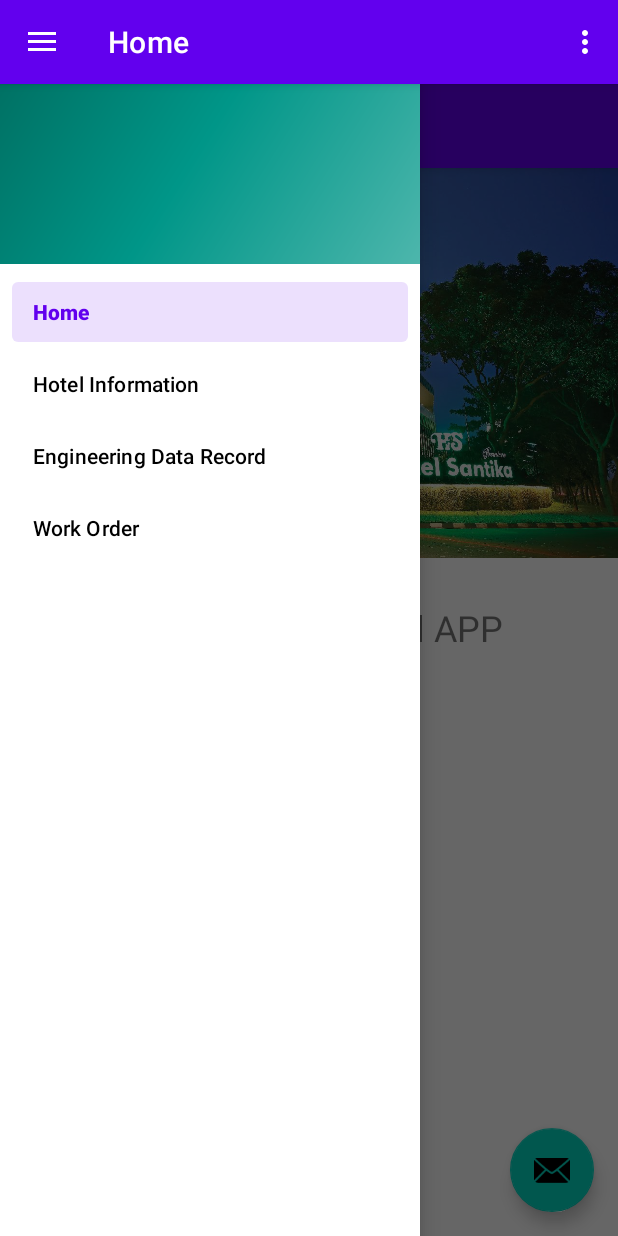
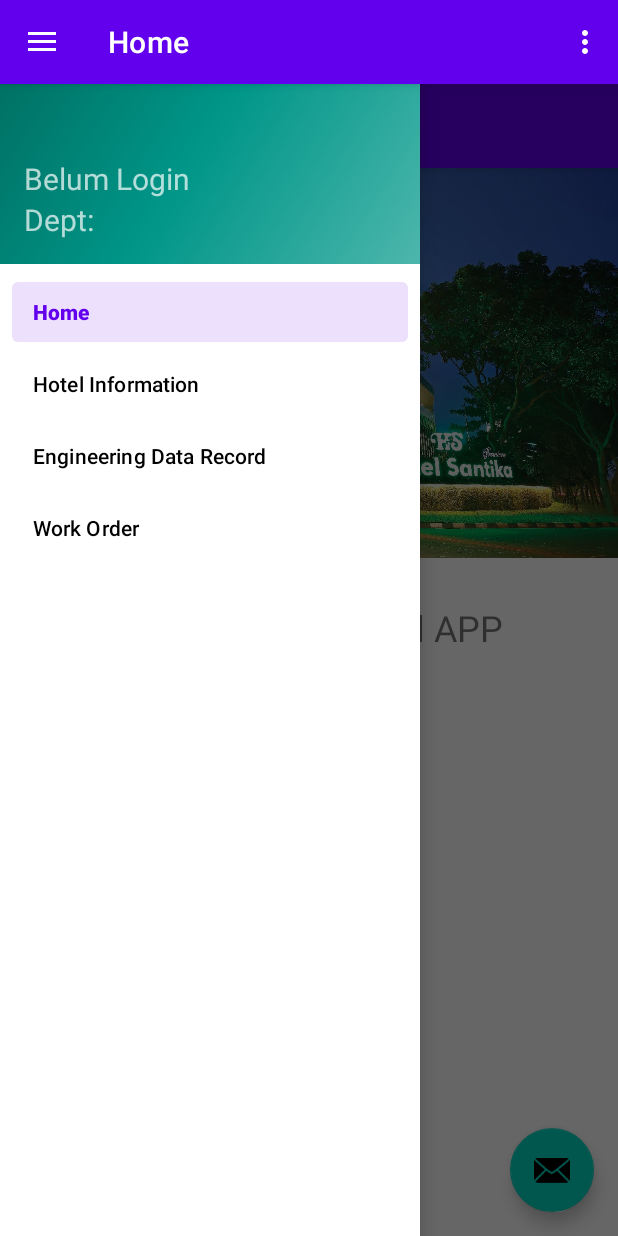
Before and after one commit to zaskiadev/HSPBToolFCM3, an Android app: the MainActivity screen opened directly, with no data from a screen before it, with the side drawer open, on a phone screen of 412 x 824 dp. Run offline under Robolectric (Android 15) with nearby library versions, the phone set to English and light mode, and no system bars; our stand-ins replace navigation-ui, sdp/ssp sizes; Roboto replaces fonts that are not available here.

Commit message:
Showing Password, Showing User And Departement

```diff
--- a/app/src/main/AndroidManifest.xml
+++ b/app/src/main/AndroidManifest.xml
@@ -2,8 +2,8 @@
 <manifest xmlns:android="http://schemas.android.com/apk/res/android"
     package="id.kotlin.hspbtool"
     android:installLocation="auto"
-    android:versionCode="2"
-    android:versionName="0.0002">
+    android:versionCode="3"
+    android:versionName="0.0003">
     <uses-feature android:name="android.hardware.camera.any" />
     <uses-permission android:name="android.permission.INTERNET" />
     <uses-permission android:name="android.permission.ACCESS_NETWORK_STATE" />
--- a/app/src/main/java/id/kotlin/hspbtool/ACFilterShowData.kt
+++ b/app/src/main/java/id/kotlin/hspbtool/ACFilterShowData.kt
@@ -35,7 +35,7 @@ class ACFilterShowData : AppCompatActivity() {
 
         }
 
-        val spinnerVentazaFilterBy = findViewById<Spinner>(R.id.spinnerFilterBy)
+       // val spinnerVentazaFilterBy = findViewById<Spinner>(R.id.spinnerFilterBy)
 
         val button_click= findViewById(R.id.buttonShowFilterAC) as Button
 
--- a/app/src/main/java/id/kotlin/hspbtool/AddRecordActivityACMaintenance.kt
+++ b/app/src/main/java/id/kotlin/hspbtool/AddRecordActivityACMaintenance.kt
@@ -22,7 +22,7 @@ class AddRecordActivityACMaintenance : AppCompatActivity() {
         val sharedPref : SharedPreferences
         sharedPref=   getSharedPreferences("UserName", Context.MODE_PRIVATE)
         val userLoginName : String = sharedPref.getString("UserName","Belum Login").toString()
-        var maintenance_type : String=""
+      //  var maintenance_type : String=""
 
         var isRepairBrokenPart:Int=0; var isTuningFilter:Int=0; var isBlower:Int=0; var isCoilEvavorator:Int=0; var isVacumDrain:Int=0
         var isCheckingDuctingConnection:Int=0
--- a/app/src/main/java/id/kotlin/hspbtool/CameraXActivity.kt
+++ b/app/src/main/java/id/kotlin/hspbtool/CameraXActivity.kt
@@ -104,7 +104,7 @@ class CameraXActivity : AppCompatActivity(), EasyPermissions.PermissionCallbacks
 
                 override fun onImageSaved(output: ImageCapture.OutputFileResults) {
                     val savedUri = Uri.fromFile(photoFile)
-                    val msg = "Photo capture succeeded: $savedUri"
+                    //val msg = "Photo capture succeeded: $savedUri"
 
                     var sharedPref : SharedPreferences
                     sharedPref=getSharedPreferences("url", Context.MODE_PRIVATE)
--- a/app/src/main/java/id/kotlin/hspbtool/MainActivity.kt
+++ b/app/src/main/java/id/kotlin/hspbtool/MainActivity.kt
@@ -11,6 +11,7 @@ import android.os.Build
 import android.os.Bundle
 import android.view.Menu
 import android.view.MenuItem
+import android.widget.TextView
 import android.widget.Toast
 import androidx.appcompat.app.AppCompatActivity
 import androidx.appcompat.widget.Toolbar
@@ -21,10 +22,12 @@ import androidx.navigation.ui.AppBarConfiguration
 import androidx.navigation.ui.navigateUp
 import androidx.navigation.ui.setupActionBarWithNavController
 import androidx.navigation.ui.setupWithNavController
+import com.google.android.material.appbar.CollapsingToolbarLayout
 import com.google.android.material.floatingactionbutton.FloatingActionButton
 import com.google.android.material.navigation.NavigationView
 import com.google.android.material.snackbar.Snackbar
 import kotlinx.android.synthetic.main.fragment_home.view.*
+import org.w3c.dom.Text
 
 class MainActivity : AppCompatActivity() {
 
@@ -35,11 +38,18 @@ class MainActivity : AppCompatActivity() {
         setContentView(R.layout.activity_main)
         val toolbar: Toolbar = findViewById(R.id.toolbar)
 //        setSupportActionBar(toolbar)
-        val sharedPref : SharedPreferences
+  //      findViewById<CollapsingToolbarLayout>(R.id.toolbar_layout).title =
+    //        "Hotel Santika Premiere Bintaro"
+        var sharedPref : SharedPreferences
         sharedPref=   getSharedPreferences("UserName", Context.MODE_PRIVATE)
         val userLoginName : String = sharedPref.getString("UserName", "Belum Login").toString()
 
 
+
+        sharedPref=   getSharedPreferences("deptCodeLogin", Context.MODE_PRIVATE)
+
+        val deptCode : String = sharedPref.getString("deptCodeLogin", "Belum Login").toString()
+        var deptName : String=""
         val fab: FloatingActionButton = findViewById(R.id.fab)
         fab.setOnClickListener { view ->
             Snackbar.make(view, "Replace with your own action", Snackbar.LENGTH_LONG)
@@ -48,6 +58,52 @@ class MainActivity : AppCompatActivity() {
         val drawerLayout: DrawerLayout = findViewById(R.id.drawer_layout)
         val navView: NavigationView = findViewById(R.id.nav_view)
         val navController = findNavController(R.id.nav_host_fragment)
+        val headerView = navView.getHeaderView(0)
+        val userNameUsed : TextView = headerView.findViewById(R.id.userNameNavbar)
+        userNameUsed.setText(userLoginName)
+
+        if(deptCode=="D0001")
+        {
+            deptName="Accounting"
+        }
+        else if(deptCode=="D0002")
+        {
+            deptName="Housekeeping"
+        }
+        else if (deptCode=="D0003")
+        {
+            deptName="Front Office"
+        }
+        else if(deptCode=="D0004")
+        {
+            deptName="F&B Product"
+        }
+        else if (deptCode=="D0005")
+        {
+            deptName="F&B Service"
+        }
+        else if (deptCode=="D0006")
+        {
+            deptName="Human Resources"
+        }
+        else if (deptCode=="D0007")
+        {
+            deptName="Engineering"
+        }
+        else if (deptCode=="D0008")
+        {
+            deptName="Sales"
+        }
+
+
+        val DeptCodeUsed : TextView = headerView.findViewById(R.id.deptNameNavbar)
+        DeptCodeUsed.setText("Dept: "+deptName)
+
+        //val
+        //val userNameUsed : TextView = .findViewById(R.id.userNameNavbar)
+
+       // userNameUsed.setText(userLoginName
+        //)
         // Passing each menu ID as a set of Ids because each
         // menu should be considered as top level destinations.
 
--- a/app/src/main/java/id/kotlin/hspbtool/ViewRecordWorkOrderActivity.kt
+++ b/app/src/main/java/id/kotlin/hspbtool/ViewRecordWorkOrderActivity.kt
@@ -122,7 +122,7 @@ Log.e("Jumlah Data di WO",""+jsonArray?.length())
 
                     override fun onError(anError: ANError?) {
 
-                         Log.e("View Record Error:",anError?.toString())
+                         Log.e("View Record Error:",anError.toString())
 
                     }
                 })
--- a/app/src/main/java/id/kotlin/hspbtool/WorkOrderViewDetailActivity.kt
+++ b/app/src/main/java/id/kotlin/hspbtool/WorkOrderViewDetailActivity.kt
@@ -141,7 +141,7 @@ class WorkOrderViewDetailActivity : AppCompatActivity() {
                             }
                             catch(e:ANError)
                             {
-                                Log.e("Error WOD",e?.errorDetail?.toString())
+                                Log.e("Error WOD",e?.errorDetail.toString())
                             }
                             EditTextWorkOrderCodeWD!!.setText(EditTextWorkOrderCodeWDText)
                             EditTextWorkOrderTypeWD.setText(EditTextWorkOrderTypeWDText)
@@ -157,7 +157,7 @@ class WorkOrderViewDetailActivity : AppCompatActivity() {
                     }
                     override fun onError(anError: ANError?) {
 
-                        Log.e("Error WOD",anError?.errorDetail?.toString())
+                      //  Log.e("Error WOD",anError?.errorDetail?.toString())
 
                     }
 
--- a/app/src/main/res/layout/activity_view_record_work_order.xml
+++ b/app/src/main/res/layout/activity_view_record_work_order.xml
@@ -30,6 +30,8 @@
                 app:popupTheme="@style/Theme.HSPBTool.PopupOverlay" />
 
         </com.google.android.material.appbar.CollapsingToolbarLayout>
+
+
     </com.google.android.material.appbar.AppBarLayout>
 
     <androidx.core.widget.NestedScrollView xmlns:android="http://schemas.android.com/apk/res/android"
--- a/app/src/main/res/layout/nav_header_main.xml
+++ b/app/src/main/res/layout/nav_header_main.xml
@@ -10,4 +10,27 @@
     android:paddingTop="@dimen/activity_vertical_margin"
     android:paddingRight="@dimen/activity_horizontal_margin"
     android:paddingBottom="@dimen/activity_vertical_margin"
-    android:theme="@style/ThemeOverlay.AppCompat.Dark"/>
+    android:theme="@style/ThemeOverlay.AppCompat.Dark">
+
+
+    <ImageView
+        android:layout_width="wrap_content"
+        android:layout_height="wrap_content"
+        />
+    <TextView
+        android:layout_width="300dp"
+        android:layout_height="wrap_content"
+        android:text="Fandy Syaukati Putra"
+        android:id="@+id/userNameNavbar"
+        android:textSize="20dp"
+
+    />
+    <TextView
+        android:layout_width="300dp"
+        android:layout_height="wrap_content"
+        android:text="Fandy Syaukati Putra"
+        android:id="@+id/deptNameNavbar"
+        android:textSize="20dp"
+        />
+
+</LinearLayout>
```
Also changed, not shown: app/build.gradle (+5 -5 lines), app/src/main/java/id/kotlin/hspbtool/LoginActivity.kt (+21 -2 lines), app/src/main/java/id/kotlin/hspbtool/ViewDetailPromoActivity.kt (+2 -11 lines), app/src/main/java/id/kotlin/hspbtool/WorkOrderActivity.kt (+4 -4 lines), app/src/main/res/layout/activity_login.xml (+11 -3 lines), 142 other files.
